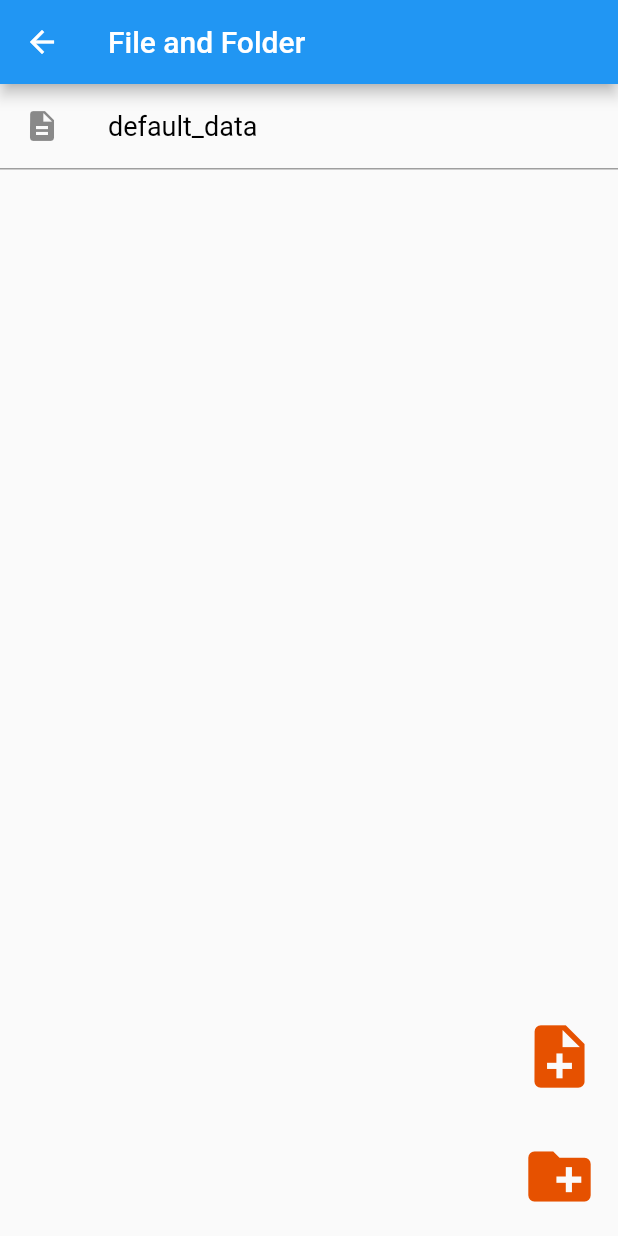
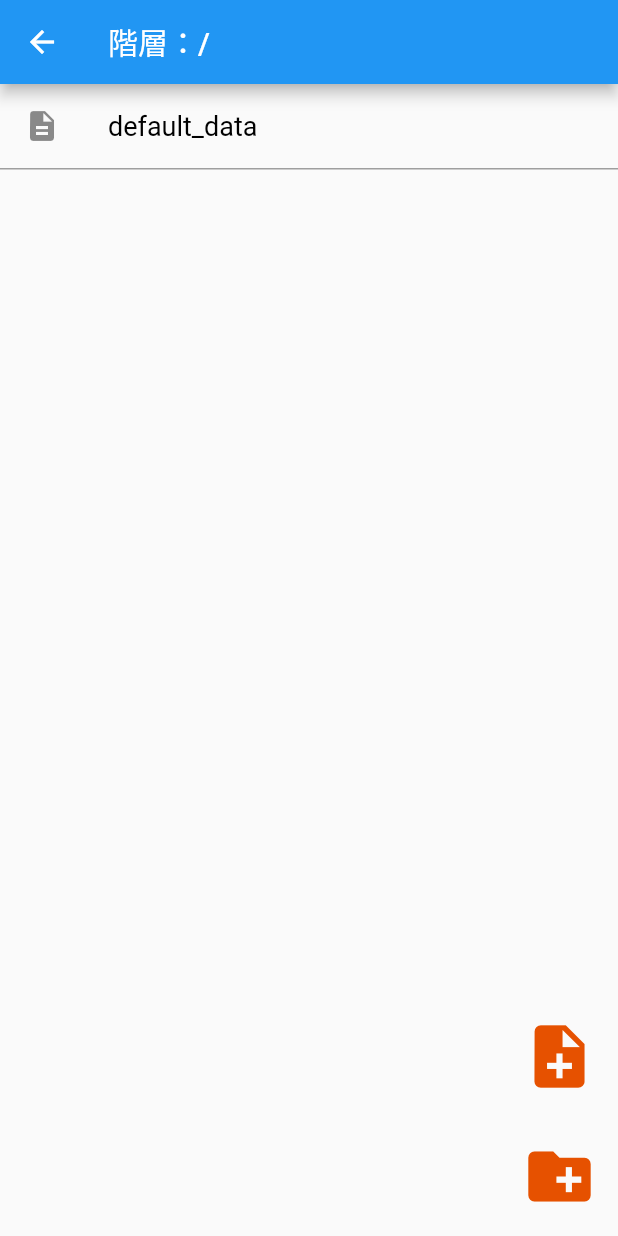
Before and after one commit to frchick/tatsumao, a Flutter app: the FilesPage screen opened directly, on a phone screen of 412 x 824 dp. Run offline on Flutter 3.47's test engine with Material 2 defaults, Android fonts, the phone set to English and light mode, and no system bars; our stand-ins replace firebase_core, firebase_database, flutter_map, latlong2; accounts and stored records are empty; statements that could not run were skipped.

Commit message:
ファイル一覧で、カレントまでのパスを画面上部に表示するようにした。

```diff
--- a/lib/file_tree.dart
+++ b/lib/file_tree.dart
@@ -394,7 +394,7 @@ class FilesPageState extends State<FilesPage>
 
     return Scaffold(
       appBar: AppBar(
-        title: Text('File and Folder'),
+        title: Text("階層：" + getCurrentPath()),
       ),
       body: Stack(children: [
         // ファイル/フォルダー一覧
@@ -534,9 +534,11 @@ class FilesPageState extends State<FilesPage>
   Future deleteFileSub(BuildContext context, FileItem item) async
   {
     // ファイル削除ダイアログ
-    bool? ok = await showOkCancelDialog(context, "ファイルを削除しますか？");
+    final String typeText = item.isFile()? "ファイル": "フォルダ";
+    bool? ok = await showOkCancelDialog(context, typeText + "を削除しますか？");
     if((ok != null)? !ok: true) return;
 
+    // 削除処理
     late FileResult res;
     if(item.isFile()){
       res = deleteFile(item);
```
